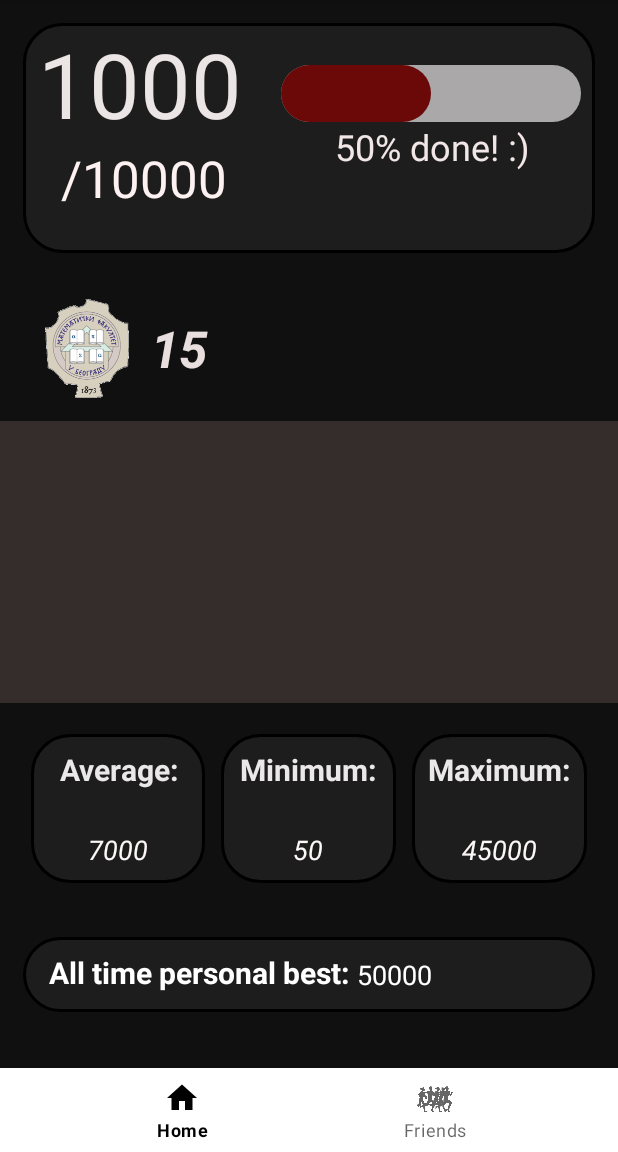
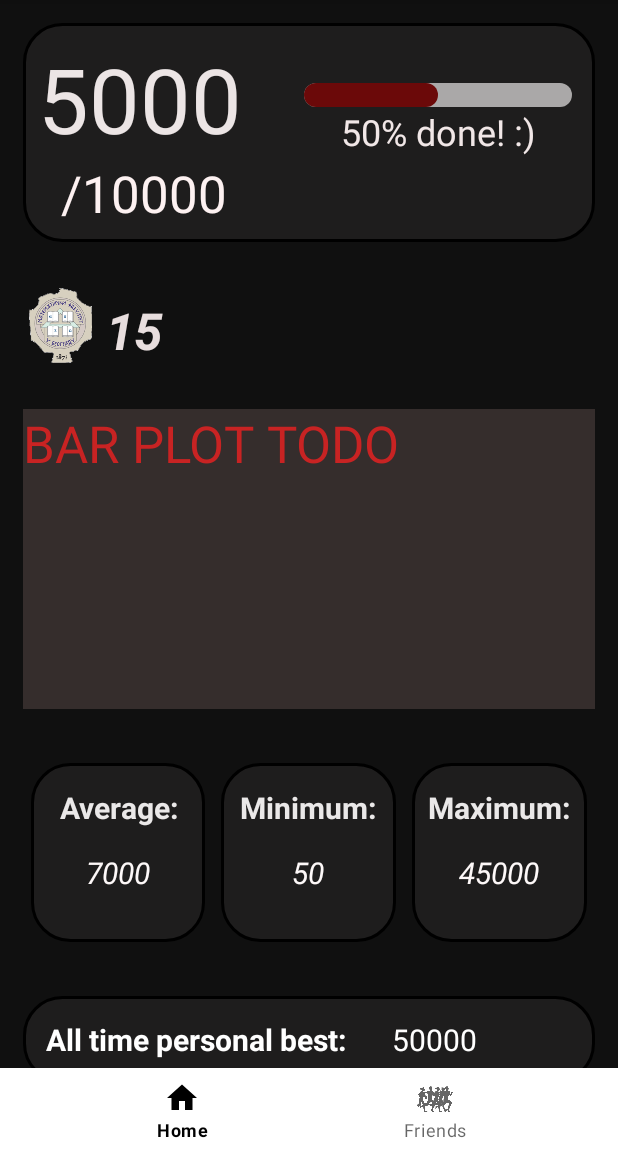
Before and after one commit to lanamatic/android-project, an Android app: the HomeFragment screen opened directly, with no data from a screen before it, on a phone screen of 412 x 824 dp, the part 84-1236 px from its top. Run offline under Robolectric (Android 15) with nearby library versions, the phone set to English and light mode, and no system bars; our stand-ins replace navigation-ui; Roboto replaces fonts that are not available here.

Commit message:
fixed positions

```diff
--- a/app/src/main/res/layout/fragment_home.xml
+++ b/app/src/main/res/layout/fragment_home.xml
@@ -1,5 +1,6 @@
 <?xml version="1.0" encoding="utf-8"?>
-<androidx.constraintlayout.widget.ConstraintLayout xmlns:android="http://schemas.android.com/apk/res/android"
+
+<ScrollView xmlns:android="http://schemas.android.com/apk/res/android"
     xmlns:app="http://schemas.android.com/apk/res-auto"
     xmlns:tools="http://schemas.android.com/tools"
     android:layout_width="match_parent"
@@ -7,40 +8,38 @@
     android:background="@color/darkgray"
     tools:context=".ui.home.HomeFragment">
 
-
     <LinearLayout
         android:layout_width="match_parent"
         android:layout_height="match_parent"
         android:orientation="vertical"
-        app:layout_constraintBottom_toBottomOf="parent"
-        app:layout_constraintEnd_toEndOf="parent"
-        app:layout_constraintStart_toStartOf="parent"
-        app:layout_constraintTop_toTopOf="parent">
+        android:weightSum = "100">
+
         <LinearLayout
             android:layout_width="match_parent"
-            android:layout_height="153dp"
+            android:layout_height="wrap_content"
             android:layout_margin="15dp"
-            android:background="@drawable/box1"
-            android:orientation="horizontal">
+            android:orientation="horizontal"
+            android:background="@drawable/box1">
 
             <LinearLayout
-                android:layout_width="154dp"
+                android:layout_width="match_parent"
+                android:layout_weight="55"
                 android:layout_height="match_parent"
-                android:layout_marginLeft="10dp"
+                android:layout_margin="10dp"
                 android:orientation="vertical">
 
                 <TextView
                     android:id="@+id/textView4"
                     android:layout_width="match_parent"
                     android:layout_height="wrap_content"
-                    android:text="1000"
+                    android:text="5000"
                     android:textColor="#ECE5E5"
                     android:textSize="60sp" />
 
                 <TextView
                     android:id="@+id/textView5"
                     android:layout_width="match_parent"
-                    android:layout_height="66dp"
+                    android:layout_height="wrap_content"
                     android:layout_marginLeft="15dp"
                     android:text="/10000"
                     android:textColor="#FDF1F1"
@@ -50,15 +49,20 @@
             <LinearLayout
                 android:layout_width="match_parent"
                 android:layout_height="match_parent"
+                android:layout_weight="45"
+                android:weightSum = "100"
+                android:gravity="center_vertical"
+                android:layout_margin="15dp"
+
+
                 android:orientation="vertical">
 
                 <ProgressBar
                     android:id="@+id/pbDailySteps"
                     style="@android:style/Widget.DeviceDefault.ProgressBar.Horizontal"
-                    android:layout_width="200dp"
-                    android:layout_height="38dp"
-                    android:layout_marginStart="8dp"
-                    android:layout_marginTop="28dp"
+                    android:layout_width="match_parent"
+                    android:layout_height="wrap_content"
+                    android:gravity="center_vertical"
                     android:indeterminate="false"
                     android:progress="50"
                     android:progressDrawable="@drawable/pbdailysteps"
@@ -67,7 +71,8 @@
                 <TextView
                     android:id="@+id/textView8"
                     android:layout_width="match_parent"
-                    android:layout_height="32dp"
+                    android:layout_height="0dp"
+                    android:layout_weight="50"
                     android:text="50% done! :)"
                     android:textAlignment="center"
                     android:textColor="#F1E7E7"
@@ -78,28 +83,26 @@
 
         <LinearLayout
             android:layout_width="match_parent"
-            android:layout_height="66dp"
+            android:layout_height="wrap_content"
             android:layout_margin="15dp"
             android:orientation="horizontal">
 
             <ImageView
                 android:id="@+id/imageView2"
-                android:layout_width="wrap_content"
-                android:layout_height="wrap_content"
-                android:layout_weight="1"
+                android:layout_width="50dp"
+                android:layout_height="50dp"
                 android:src="@drawable/streak" />
 
-            <EditText
-                android:id="@+id/editTextNumber2"
-                android:layout_width="wrap_content"
+            <TextView
+                android:id="@+id/txt_streak"
+                android:layout_width="match_parent"
                 android:layout_height="match_parent"
-                android:layout_weight="1"
-                android:background="@null"
                 android:ems="10"
+                android:layout_margin="5dp"
                 android:fontFamily="sans-serif"
-                android:inputType="number"
                 android:text="15"
                 android:textColor="#E8DEDE"
+                android:gravity="center_vertical"
                 android:textColorHighlight="#FFFEFE"
                 android:textSize="34sp"
                 android:textStyle="bold|italic" />
@@ -107,13 +110,23 @@
 
         <LinearLayout
             android:layout_width="match_parent"
-            android:layout_height="188dp"
+            android:layout_height="200dp"
+            android:layout_margin="15dp"
             android:background="#352D2C"
-            android:orientation="vertical"></LinearLayout>
+            android:orientation="vertical">
+
+            <TextView
+                android:id="@+id/textView"
+                android:layout_width="match_parent"
+                android:layout_height="wrap_content"
+                android:text="BAR PLOT TODO"
+                android:textColor="#C82323"
+                android:textSize="34sp" />
+        </LinearLayout>
 
         <LinearLayout
             android:layout_width="match_parent"
-            android:layout_height="110dp"
+            android:layout_height="130dp"
             android:layout_margin="15dp"
             android:orientation="horizontal">
 
@@ -130,25 +143,26 @@
                     android:id="@+id/txt_avg"
                     android:layout_width="match_parent"
                     android:layout_height="0dp"
-                    android:layout_marginTop="10dp"
+                    android:textAlignment="center"
+                    android:gravity="center_vertical"
                     android:layout_weight="1"
                     android:text="Average:"
-                    android:textAlignment="center"
                     android:textColor="#EAE8E8"
                     android:textSize="20sp"
-                    android:textStyle="bold" />
+                    android:textStyle="bold"
+                    tools:ignore="RtlCompat" />
 
-                <EditText
+                <TextView
                     android:id="@+id/avg_num"
                     android:layout_width="match_parent"
                     android:layout_height="0dp"
                     android:layout_weight="1"
+                    android:background="@null"
                     android:ems="10"
-                    android:inputType="number"
                     android:text="7000"
                     android:textAlignment="center"
                     android:textColor="#FDF8F8"
-                    android:background="@null"
+                    android:textSize="20sp"
                     android:textStyle="italic" />
 
             </LinearLayout>
@@ -167,25 +181,26 @@
                     android:id="@+id/txt_min"
                     android:layout_width="match_parent"
                     android:layout_height="0dp"
-                    android:layout_marginTop="10dp"
                     android:layout_weight="1"
+                    android:gravity="center_vertical"
                     android:text="Minimum:"
                     android:textAlignment="center"
                     android:textColor="#EAE8E8"
                     android:textSize="20sp"
-                    android:textStyle="bold" />
+                    android:textStyle="bold"
+                    tools:ignore="RtlCompat" />
 
-                <EditText
+                <TextView
                     android:id="@+id/min_num"
                     android:layout_width="match_parent"
                     android:layout_height="0dp"
                     android:layout_weight="1"
+                    android:background="@null"
                     android:ems="10"
-                    android:inputType="number"
                     android:text="50"
                     android:textAlignment="center"
                     android:textColor="#FDF8F8"
-                    android:background="@null"
+                    android:textSize="20sp"
                     android:textStyle="italic" />
 
             </LinearLayout>
@@ -204,25 +219,26 @@
                     android:id="@+id/txt_max"
                     android:layout_width="match_parent"
                     android:layout_height="0dp"
-                    android:layout_marginTop="10dp"
                     android:layout_weight="1"
+                    android:gravity="center_vertical"
                     android:text="Maximum:"
                     android:textAlignment="center"
                     android:textColor="#EAE8E8"
                     android:textSize="20sp"
-                    android:textStyle="bold" />
+                    android:textStyle="bold"
+                    tools:ignore="RtlCompat" />
 
-                <EditText
+                <TextView
                     android:id="@+id/max_num"
                     android:layout_width="match_parent"
                     android:layout_height="0dp"
                     android:layout_weight="1"
+                    android:background="@null"
                     android:ems="10"
-                    android:inputType="number"
                     android:text="45000"
                     android:textAlignment="center"
                     android:textColor="#FDF8F8"
-                    android:background="@null"
+                    android:textSize="20sp"
                     android:textStyle="italic" />
             </LinearLayout>
 
@@ -230,38 +246,36 @@
 
         <LinearLayout
             android:layout_width="match_parent"
-            android:layout_height="50dp"
+            android:layout_height="wrap_content"
             android:layout_margin="15dp"
+            android:weightSum="100"
             android:background="@drawable/box1"
             android:orientation="horizontal">
 
 
             <TextView
                 android:id="@+id/textView14"
-                android:layout_width="256dp"
+                android:layout_margin="15dp"
+                android:layout_width="wrap_content"
                 android:layout_height="match_parent"
-                android:layout_marginLeft="15dp"
-                android:layout_marginTop="10dp"
-                android:layout_weight="1"
+                android:gravity="center_vertical"
                 android:text="All time personal best:"
-                android:textAlignment="textEnd"
                 android:textColor="#FFFFFF"
                 android:textSize="20sp"
                 android:textStyle="bold" />
 
-            <EditText
-                android:id="@+id/editTextNumber4"
+            <TextView
+                android:id="@+id/txt_pb"
+                android:layout_margin="15dp"
                 android:layout_width="wrap_content"
-                android:layout_height="match_parent"
-                android:layout_marginLeft="5dp"
-                android:layout_weight="1"
-                android:background="@null"
-                android:ems="10"
-                android:inputType="number"
+                android:layout_height="wrap_content"
+                android:layout_marginStart="5dp"
+                android:gravity="center_vertical"
+                android:textSize="20dp"
                 android:text="50000"
-                android:textColor="#FFFFFF" />
+                android:textColor="#FFFFFF"
+                tools:ignore="NestedWeights" />
         </LinearLayout>
 
-
     </LinearLayout>
-</androidx.constraintlayout.widget.ConstraintLayout>
+</ScrollView>
```
